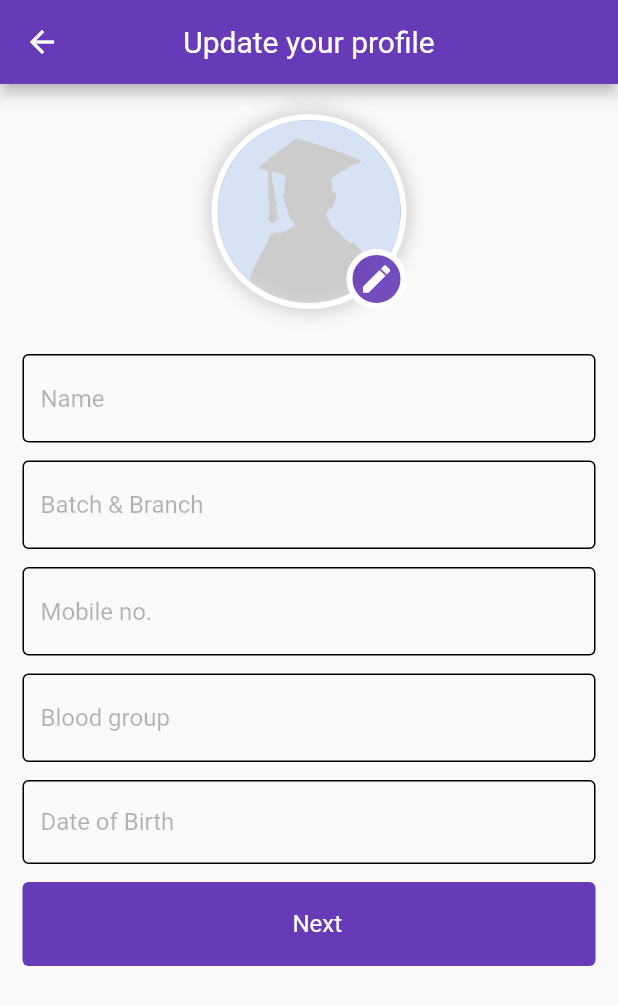
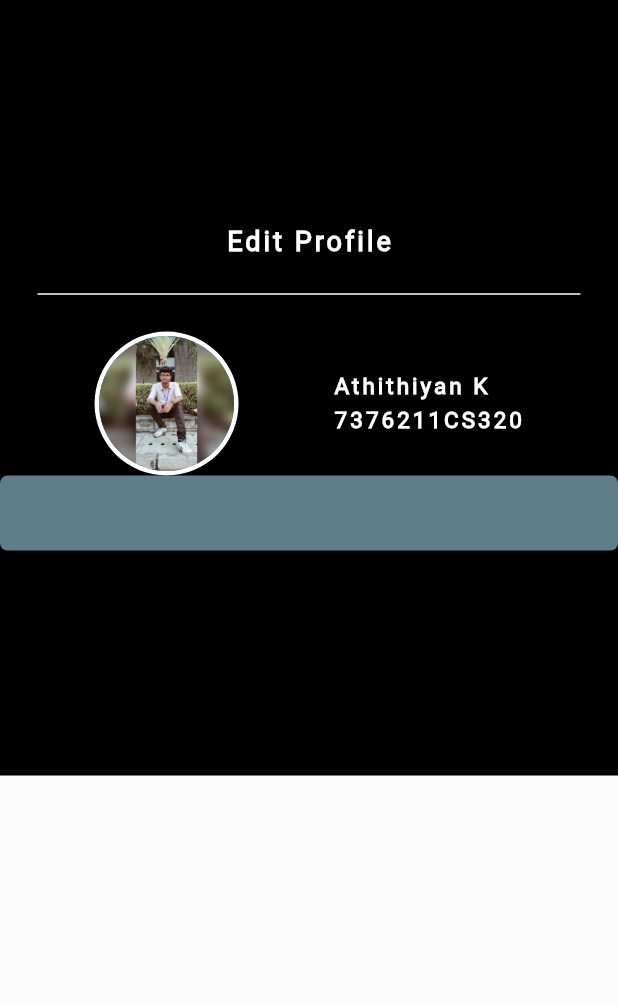
Before and after one commit to AthithyanKannan/alumini_final, a Flutter app: the editprofile screen opened directly, on a phone screen of 412 x 824 dp. Shown: the top 1005 px of the screen. Run offline on Flutter 3.47's test engine with Material 2 defaults, Android fonts, the phone set to English and light mode, and no system bars; our stand-ins replace dropdown_button2, flutter_svg, image_picker, quickalert; Roboto replaces fonts that are missing (Mulish-Semibold).

Commit message:
inittial thiru

```diff
--- a/lib/auth/splash_screen.dart
+++ b/lib/auth/splash_screen.dart
@@ -5,7 +5,6 @@ import 'package:alumini_final/colors.dart';
 import 'package:alumini_final/pages/home.dart';
 import 'package:alumini_final/pages/profile/profilepage.dart';
 import 'package:alumini_final/pages/searchpage.dart';
-import 'package:alumini_final/pages/update_screens/update_prof.dart';
 import 'package:flutter/material.dart';
 
 import '../pages/update_screens/update_profile.dart';
@@ -30,7 +29,7 @@ class StartState extends State<StatefulWidget> {
   route(){
     Navigator.pushReplacement(context, MaterialPageRoute(
       builder: (
-        (context) => SignIn()
+        (context) => HomeScreen()
         )
         ));
   }
--- a/lib/pages/profile/edit_myprofie.dart
+++ b/lib/pages/profile/edit_myprofie.dart
@@ -1,101 +1,91 @@
-import 'package:alumini_final/colors.dart';
 import 'package:flutter/material.dart';
 
-class EditMyProfile extends StatefulWidget {
-  const EditMyProfile({super.key});
+class editprofile extends StatefulWidget {
+  const editprofile({super.key});
 
   @override
-  State<EditMyProfile> createState() => _EditMyProfileState();
+  State<editprofile> createState() => _editprofileState();
 }
 
-class _EditMyProfileState extends State<EditMyProfile> {
-   final List<String> editprofession = [
-    'Working at',
-    'Higher Studies',
-    'Entrepreneur',
-    'Other'
-  ];
-  String? selectedValue;
-  final _formKey = GlobalKey<FormState>();
-  bool isWork = false, isStudies = false, isbusniess = false, isOther = false;
-
-  viewFields(item) {
-    if (item == editprofession[0]) {
-      isWork = true;
-      isStudies = false;
-      isbusniess = false;
-      isOther = false;
-    } else if (item == editprofession[1]) {
-      isWork = false;
-      isStudies = true;
-      isbusniess = false;
-      isOther = false;
-    } else if (item == editprofession[2]) {
-      isWork = false;
-      isStudies = false;
-      isbusniess = true;
-      isOther = false;
-    } else {
-      isWork = false;
-      isStudies = false;
-      isbusniess = false;
-      isOther = true;
-    }
-    setState(() {});
-  }
-  TextEditingController editnamecontroller = TextEditingController();
-  TextEditingController editbatchcontroller = TextEditingController();
-  TextEditingController editbranchcontroller = TextEditingController();
+class _editprofileState extends State<editprofile> {
   @override
   Widget build(BuildContext context) {
     return Scaffold(
-      backgroundColor: BackgroundColor,
-      appBar: AppBar(
-        centerTitle: true,
-        backgroundColor: Colors.white,
-        title: Text(
-          'Edit Profile',
-          style: TextStyle(color: Colors.black87),
-        ),
-        leading: IconButton(
-          icon: Icon(Icons.arrow_back_ios_new),
-          onPressed: () {
-            Navigator.pop(context);
-          },
-          color: Colors.black87,
-        ),
-        actions: [
-          IconButton(
-            onPressed: () {
-              Navigator.pop(context);
-            },
-            icon: Icon(Icons.check),
-            color: Colors.black87,
+      body: Column(
+        children: [
+          Container(
+            padding: EdgeInsets.symmetric(vertical: 150),
+            decoration: const BoxDecoration(color: Colors.black),
+            child: Column(
+              children: [
+                Row(
+                  mainAxisAlignment: MainAxisAlignment.center,
+                  children: [
+                    Text(
+                      "Edit Profile",
+                      style: TextStyle(
+                          color: Colors.white,
+                          fontSize: 18,
+                          letterSpacing: 2.0,
+                          fontWeight: FontWeight.w600),
                     ),
                   ],
-        elevation: 0,
                 ),
-      body: Container(
-        height: double.infinity,
-        child: Row(
-          mainAxisAlignment: MainAxisAlignment.center,
+                Divider(
+                  color: Colors.white,
+                  height: 50,
+                  thickness: 1,
+                  indent: 25,
+                  endIndent: 25,
+                ),
+                Row(
+                  mainAxisAlignment: MainAxisAlignment.spaceEvenly,
                   children: [
-            Column(
-              children: [
-                SizedBox(height: 20),
                     CircleAvatar(
-                  radius: 50,
-                  backgroundColor: Colors.black,
-                  child: Icon(Icons.person,
-                  size: 50,
-                  color: Colors.white,
+                      radius: 48,
+                      backgroundColor: Colors.white,
+                      child: CircleAvatar(
+                        backgroundImage: AssetImage('assets/Athi.jpg'),
+                        radius: 45,
                       ),
                     ),
-                SizedBox(height: 20,),
+                    Column(
+                      crossAxisAlignment: CrossAxisAlignment.start,
+                      children: [
+                        Text(
+                          "Athithiyan K",
+                          style: TextStyle(
+                              color: Colors.white,
+                              fontSize: 15,
+                              letterSpacing: 2.0,
+                              fontWeight: FontWeight.w600),
+                        ),
+                        SizedBox(
+                          height: 5,
+                        ),
+                        Text(
+                          "7376211CS320",
+                          style: TextStyle(
+                              color: Colors.white,
+                              fontSize: 15,
+                              letterSpacing: 2.0,
+                              fontWeight: FontWeight.w600),
+                        ),
                       ],
                     ),
                   ],
                 ),
+                Container(
+                  height: 50,
+                  width: MediaQuery.of(context).size.height,
+                  decoration: BoxDecoration(
+                      color: Colors.blueGrey,
+                      borderRadius: BorderRadius.circular(5)),
+                )
+              ],
+            ),
+          ),
+        ],
       ),
     );
   }
--- a/lib/pages/update_screens/update_prof.dart
+++ /dev/null
@@ -1,216 +0,0 @@
-import 'package:flutter/material.dart';
-import 'package:intl/intl.dart';
-
-class editprofile extends StatefulWidget {
-  const editprofile({super.key});
-
-  @override
-  State<editprofile> createState() => _editprofileState();
-}
-
-class _editprofileState extends State<editprofile> {
-  double screenwidth = 0;
-  Color primary = const Color.fromARGB(255, 103, 58, 183);
-  String birth = "Date of Birth";
-
-  TextEditingController nameController = TextEditingController();
-  TextEditingController batchController = TextEditingController();
-  TextEditingController mobileController = TextEditingController();
-  TextEditingController bloodgrpController = TextEditingController();
-
-  @override
-  Widget build(BuildContext context) {
-    return Scaffold(
-      appBar: AppBar(
-        backgroundColor: Colors.deepPurple,
-        centerTitle: true,
-        title: Text(
-          "Update your profile",
-          style: TextStyle(
-              fontFamily: 'Mulish-Semibold', fontSize: 20, color: Colors.white),
-        ),
-      ),
-      body: Container(
-        padding: EdgeInsets.only(left: 15, top: 20, right: 15),
-        child: GestureDetector(
-          onTap: () {
-            FocusScope.of(context).unfocus();
-          },
-          child: ListView(
-            children: [
-              Center(
-                child: Stack(
-                  children: [
-                    Container(
-                      width: 130,
-                      height: 130,
-                      decoration: BoxDecoration(
-                        border: Border.all(width: 4, color: Colors.white),
-                        boxShadow: [
-                          BoxShadow(
-                              spreadRadius: 2,
-                              blurRadius: 10,
-                              color: Colors.grey.withOpacity(0.5))
-                        ],
-                        shape: BoxShape.circle,
-                      ),
-                      child: Image.asset("assets/profile.png"),
-                    ),
-                    Positioned(
-                      bottom: 0,
-                      right: 0,
-                      child: Container(
-                          height: 40,
-                          width: 40,
-                          decoration: BoxDecoration(
-                              shape: BoxShape.circle,
-                              border: Border.all(width: 4, color: Colors.white),
-                              color: Colors.deepPurple.withOpacity(0.9)),
-                          child: Icon(
-                            Icons.edit,
-                            color: Colors.white,
-                          )),
-                    )
-                  ],
-                ),
-              ),
-              SizedBox(
-                height: 30,
-              ),
-              textField("Name", nameController),
-              textField("Batch & Branch", batchController),
-              textField("Mobile no.", mobileController),
-              textField("Blood group", bloodgrpController),
-              GestureDetector(
-                onTap: () {
-                  showDatePicker(
-                    context: context,
-                    initialDate: DateTime.now(),
-                    firstDate: DateTime(1996),
-                    lastDate: DateTime.now(),
-                    builder: (context, child) {
-                      return Theme(
-                        data: Theme.of(context).copyWith(
-                          colorScheme: ColorScheme.light(
-                            primary: primary,
-                            secondary: primary,
-                            onSecondary: Colors.white,
-                          ),
-                          textButtonTheme: TextButtonThemeData(
-                            style: TextButton.styleFrom(
-                              primary: primary,
-                            ),
-                          ),
-                          textTheme: const TextTheme(
-                            headline4: TextStyle(fontFamily: 'Mulish-Semibold'),
-                            overline: TextStyle(fontFamily: 'Mulish-Semibold'),
-                            button: TextStyle(fontFamily: 'Mulish-Semibold'),
-                          ),
-                        ),
-                        child: child!,
-                      );
-                    },
-                  );
-                  // ).then((value) {
-                  //   setState(() {
-                  //     birth = DateFormat("MM/dd/yyyy").format(value!);
-                  //   });
-                  // });
-                },
-                child: Container(
-                  height: kToolbarHeight,
-                  width: screenwidth,
-                  margin: const EdgeInsets.only(bottom: 12),
-                  padding: const EdgeInsets.only(left: 11),
-                  decoration: BoxDecoration(
-                      borderRadius: BorderRadius.circular(4),
-                      border: Border.all(
-                        color: Colors.black,
-                      )),
-                  child: Align(
-                    alignment: Alignment.centerLeft,
-                    child: Text(
-                      birth,
-                      style: TextStyle(
-                          color: Colors.black.withOpacity(0.3),
-                          fontFamily: 'Mulish-Semibold',
-                          fontSize: 16),
-                    ),
-                  ),
-                ),
-              ),
-              GestureDetector(
-                onTap: () async {
-                  String Name = nameController.text;
-                  String Batch = batchController.text;
-                  String Mobile = mobileController.text;
-                  String Blood = bloodgrpController.text;
-                  String birthDate = birth;
-
-                  if (Name.isEmpty) {
-                    showSnackBar("Enter your Name");
-                  } else if (Batch.isEmpty) {
-                    showSnackBar("Enter your Batch and Branch");
-                  } else if (Mobile.isEmpty) {
-                    showSnackBar("Enter your Mobile No.");
-                  } else if (Blood.isEmpty) {
-                    showSnackBar("Enter your Blood group");
-                  } else if (birthDate.isEmpty) {
-                    showSnackBar("Enter your DOB");
-                  } else {}
-                },
-                child: Container(
-                  height: kToolbarHeight,
-                  width: screenwidth,
-                  margin: const EdgeInsets.only(bottom: 12),
-                  padding: const EdgeInsets.only(left: 11),
-                  decoration: BoxDecoration(
-                      borderRadius: BorderRadius.circular(4), color: primary),
-                  child: Center(
-                    child: Text(
-                      "Next",
-                      style: TextStyle(
-                          color: Colors.white,
-                          fontFamily: 'Mulish-Semibold',
-                          fontSize: 16),
-                    ),
-                  ),
-                ),
-              ),
-            ],
-          ),
-        ),
-      ),
-    );
-  }
-
-  Widget textField(String hint, TextEditingController controller) {
-    return Container(
-      margin: const EdgeInsets.only(bottom: 12),
-      child: TextFormField(
-        controller: controller,
-        cursorColor: Colors.deepPurple,
-        decoration: InputDecoration(
-            hintText: hint,
-            hintStyle: TextStyle(
-                color: Colors.black.withOpacity(0.3),
-                fontFamily: 'Mulish-Semibold'),
-            enabledBorder: const OutlineInputBorder(
-                borderSide: BorderSide(color: Colors.black)),
-            focusedBorder: const OutlineInputBorder(
-                borderSide: BorderSide(color: Colors.black))),
-      ),
-    );
-  }
-
-  void showSnackBar(String text) {
-    ScaffoldMessenger.of(context).showSnackBar(
-      SnackBar(
-        behavior: SnackBarBehavior.floating,
-        content: Text(
-          text,
-        ),
-      ),
-    );
-  }
-}
--- a/lib/pages/update_screens/update_profile.dart
+++ b/lib/pages/update_screens/update_profile.dart
@@ -1,5 +1,3 @@
-
-
 import 'package:alumini_final/colors.dart';
 import 'package:alumini_final/pages/home.dart';
 import 'package:alumini_final/pages/update_screens/update_work.dart';
--- a/pubspec.yaml
+++ b/pubspec.yaml
@@ -42,6 +42,7 @@ dependencies:
   dropdown_button2: ^1.9.2
   image_picker: ^0.8.6+1
   flutter_svg: ^1.1.6
+  tabbar: ^0.1.1
 
 
 dev_dependencies:
```
Also changed, not shown: lib/pages/profile/profilepage.dart (+15 -13 lines), pubspec.lock. Lines whose indentation alone changed are shown as unchanged.
